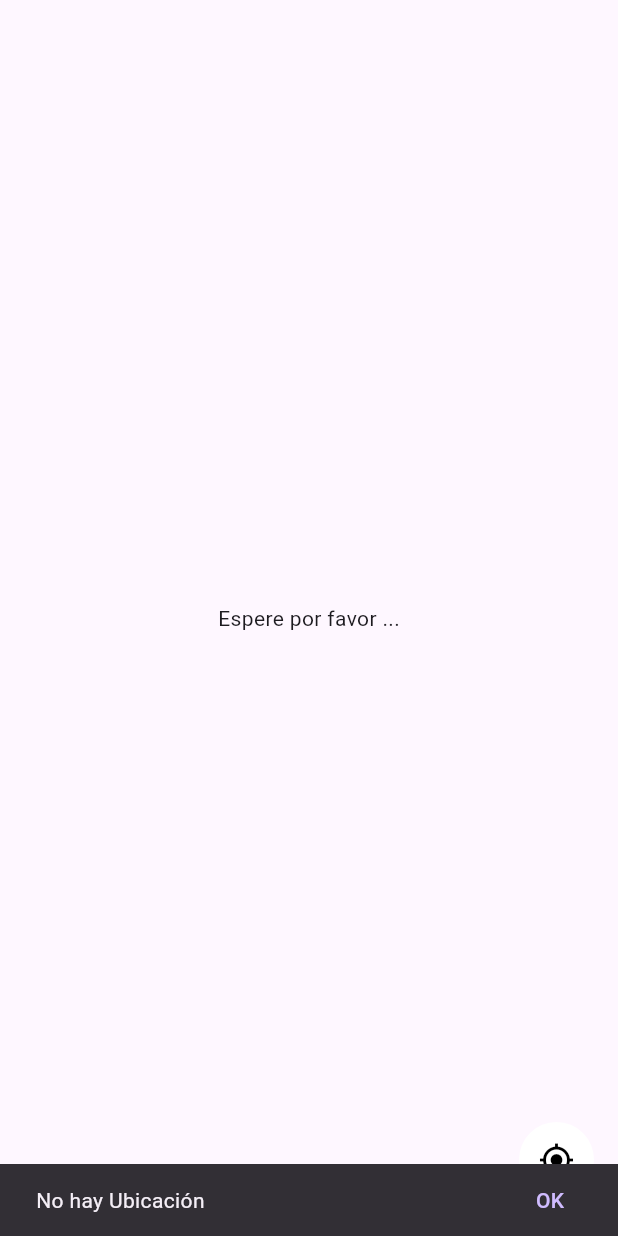
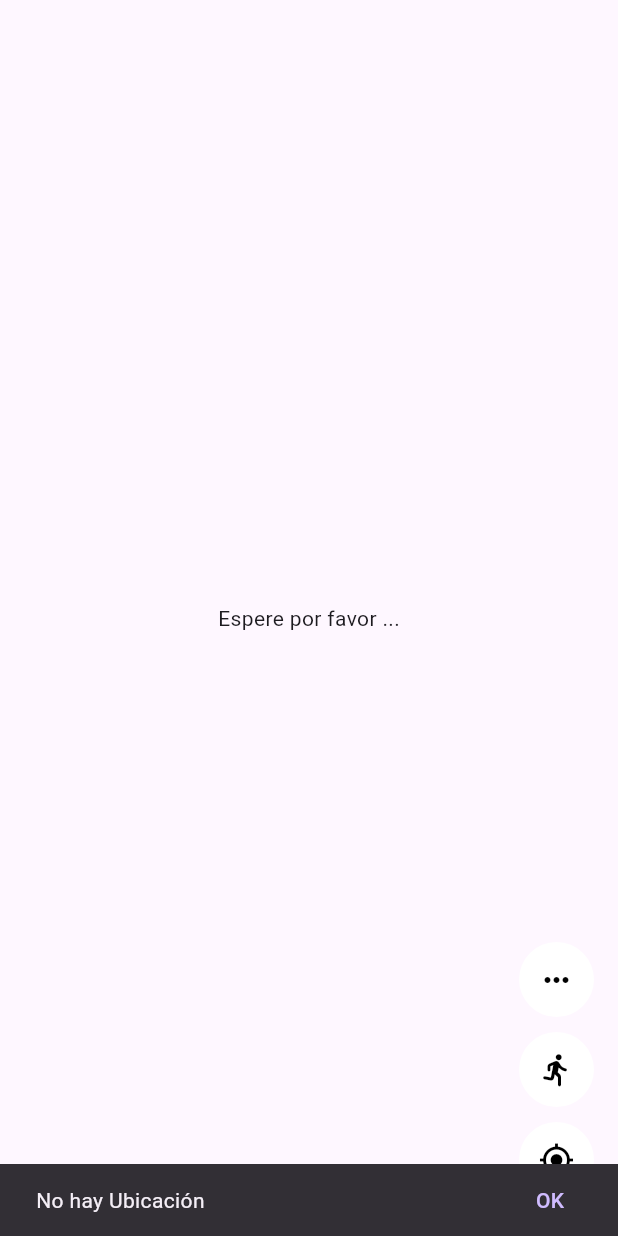
Before and after one commit to elojaa6/MapBloc, a Flutter app: the screen it shows after launch, after a tap on the "my location" icon, on a phone screen of 412 x 824 dp. Run offline on Flutter 3.47's test engine with Material 3 defaults, Android fonts, the phone set to English and light mode, and no system bars; our stand-ins replace bloc, equatable, flutter_bloc, geolocator, google_maps_flutter, permission_handler.

Commit message:
seccion 19

```diff
--- a/lib/blocs/map/map_bloc.dart
+++ b/lib/blocs/map/map_bloc.dart
@@ -1,14 +1,48 @@
+import 'dart:async';
+
 import 'package:bloc/bloc.dart';
 import 'package:equatable/equatable.dart';
+import 'package:flutter/material.dart';
 import 'package:google_maps_flutter/google_maps_flutter.dart';
+import 'package:maps_app/blocs/blocs.dart';
 
 part 'map_event.dart';
 part 'map_state.dart';
 
 class MapBloc extends Bloc<MapEvent, MapState> {
+  final LocationBloc locationBloc;
   GoogleMapController? _mapController;
-  MapBloc() : super(const MapState()) {
+
+  StreamSubscription<LocationState>? locationStateSubscription;
+
+  MapBloc({
+    required this.locationBloc,
+  }) : super(const MapState()) {
     on<OnMapInitialzedEvent>(_onInitMap);
+
+    on<OnStartFollowingUserEvent>(_onStartFollowingUser);
+
+    on<OnStopFollowingUserEvent>(
+        (event, emit) => emit(state.copyWith(isFollowingUser: false)));
+
+    on<UpdateUserPolylineEvent>(_onPolylineNewPoint);
+
+    on<OnToggleUserRoute>(
+      (event, emit) => emit(state.copyWith(showMyRoute: !state.showMyRoute)),
+    );
+
+    locationStateSubscription = locationBloc.stream.listen(
+      (locationState) {
+        if (locationState.lastKnownLocation != null) {
+          add(UpdateUserPolylineEvent(locationState.myLocationsHistory));
+        }
+
+        if (!state.isFollowingUser) return;
+        if (locationState.lastKnownLocation == null) return;
+
+        moveCamera(locationState.lastKnownLocation!);
+      },
+    );
   }
 
   void _onInitMap(OnMapInitialzedEvent event, Emitter<MapState> emit) {
@@ -17,8 +51,38 @@ class MapBloc extends Bloc<MapEvent, MapState> {
     emit(state.copyWith(isMapInitialized: true));
   }
 
+  void _onStartFollowingUser(
+      OnStartFollowingUserEvent event, Emitter<MapState> emit) {
+    emit(state.copyWith(isFollowingUser: true));
+    if (locationBloc.state.lastKnownLocation == null) return;
+    moveCamera(locationBloc.state.lastKnownLocation!);
+  }
+
+  void _onPolylineNewPoint(
+      UpdateUserPolylineEvent event, Emitter<MapState> emit) {
+    final myRoute = Polyline(
+      polylineId: const PolylineId('myRoute'),
+      color: Colors.black,
+      width: 5,
+      startCap: Cap.roundCap,
+      endCap: Cap.roundCap,
+      points: event.userLocations,
+    );
+
+    final currentPolylines = Map<String, Polyline>.from(state.polylines);
+    currentPolylines['myRoute'] = myRoute;
+
+    emit(state.copyWith(polylines: currentPolylines));
+  }
+
   void moveCamera(LatLng newLocation) {
     final cameraUpdate = CameraUpdate.newLatLng(newLocation);
     _mapController?.animateCamera(cameraUpdate);
   }
+
+  @override
+  Future<void> close() {
+    locationStateSubscription?.cancel();
+    return super.close();
+  }
 }
--- a/lib/blocs/map/map_event.dart
+++ b/lib/blocs/map/map_event.dart
@@ -12,3 +12,15 @@ class OnMapInitialzedEvent extends MapEvent {
 
   const OnMapInitialzedEvent(this.controller);
 }
+
+class OnStopFollowingUserEvent extends MapEvent {}
+
+class OnStartFollowingUserEvent extends MapEvent {}
+
+class UpdateUserPolylineEvent extends MapEvent {
+  final List<LatLng> userLocations;
+
+  const UpdateUserPolylineEvent(this.userLocations);
+}
+
+class OnToggleUserRoute extends MapEvent {}
--- a/lib/blocs/map/map_state.dart
+++ b/lib/blocs/map/map_state.dart
@@ -3,26 +3,37 @@ part of 'map_bloc.dart';
 
 class MapState extends Equatable {
   final bool isMapInitialized;
-  final bool folloUser;
+  final bool isFollowingUser;
+  final bool showMyRoute;
+
+  final Map<String, Polyline> polylines;
 
   const MapState({
     this.isMapInitialized = false,
-    this.folloUser = false,
-  });
+    this.isFollowingUser = true,
+    this.showMyRoute = true,
+    Map<String, Polyline>? polylines,
+  }) : polylines = polylines ?? const {};
 
   MapState copyWith({
     bool? isMapInitialized,
-    bool? folloUser,
+    bool? isFollowingUser,
+    bool? showMyRoute,
+    Map<String, Polyline>? polylines,
   }) {
     return MapState(
       isMapInitialized: isMapInitialized ?? this.isMapInitialized,
-      folloUser: folloUser ?? this.folloUser,
+      isFollowingUser: isFollowingUser ?? this.isFollowingUser,
+      showMyRoute: showMyRoute ?? this.showMyRoute,
+      polylines: polylines ?? this.polylines,
     );
   }
 
   @override
   List<Object> get props => [
         isMapInitialized,
-        folloUser,
+        isFollowingUser,
+        showMyRoute,
+        polylines,
       ];
 }
--- a/lib/main.dart
+++ b/lib/main.dart
@@ -9,7 +9,7 @@ void main() {
       providers: [
         BlocProvider(create: (context) => GpsBloc()),
         BlocProvider(create: (context) => LocationBloc()),
-        BlocProvider(create: (context) => MapBloc()),
+        BlocProvider(create: (context) => MapBloc(locationBloc: BlocProvider.of<LocationBloc>(context))),
       ],
       child: const MapsApp(),
     ),
--- a/lib/screens/map_screen.dart
+++ b/lib/screens/map_screen.dart
@@ -1,6 +1,7 @@
 import 'package:flutter/material.dart';
 import 'package:flutter_bloc/flutter_bloc.dart';
-import 'package:maps_app/blocs/location/location_bloc.dart';
+import 'package:google_maps_flutter/google_maps_flutter.dart';
+import 'package:maps_app/blocs/blocs.dart';
 import 'package:maps_app/views/views.dart';
 import 'package:maps_app/widgets/widgets.dart';
 
@@ -33,21 +34,31 @@ class _MapScreenState extends State<MapScreen> {
   Widget build(BuildContext context) {
     return Scaffold(
       body: BlocBuilder<LocationBloc, LocationState>(
-        builder: (context, state) {
-          if (state.lastKnownLocation == null) {
+        builder: (context, locationState) {
+          if (locationState.lastKnownLocation == null) {
             return const Center(
               child: Text('Espere por favor ...'),
             );
+          }
+
+          return BlocBuilder<MapBloc, MapState>(
+            builder: (context, state) {
+              Map<String, Polyline> polylines = Map.from(state.polylines);
+              if (!state.showMyRoute) {
+                polylines.removeWhere((key, value) => key == 'myRoute');
               }
 
               return SingleChildScrollView(
                 child: Stack(
                   children: [
                     MapView(
-                  initialLocation: state.lastKnownLocation!,
+                      initialLocation: locationState.lastKnownLocation!,
+                      polylines: polylines.values.toSet(),
                     ),
                   ],
                 ),
+              );
+            },
           );
         },
       ),
@@ -55,6 +66,8 @@ class _MapScreenState extends State<MapScreen> {
       floatingActionButton: const Column(
         mainAxisAlignment: MainAxisAlignment.end,
         children: [
+          BtnToggleUserRoute(),
+          BtnFollowUser(),
           BtnCurrentLocation(),
         ],
       ),
--- /dev/null
+++ b/lib/widgets/btn_follow_user.dart
@@ -0,0 +1,34 @@
+import 'package:flutter/material.dart';
+import 'package:flutter_bloc/flutter_bloc.dart';
+import 'package:maps_app/blocs/blocs.dart';
+
+class BtnFollowUser extends StatelessWidget {
+  const BtnFollowUser({super.key});
+
+  @override
+  Widget build(BuildContext context) {
+    final mapBloc = context.watch<MapBloc>();
+    return Container(
+      margin: const EdgeInsets.only(bottom: 10.0),
+      child: CircleAvatar(
+        backgroundColor: Colors.white,
+        maxRadius: 25.0,
+        child: BlocBuilder<MapBloc, MapState>(
+          builder: (context, state) {
+            return IconButton(
+              onPressed: () {
+                mapBloc.add(OnStartFollowingUserEvent());
+              },
+              icon: Icon(
+                state.isFollowingUser
+                    ? Icons.directions_run_rounded
+                    : Icons.hail_rounded,
+                color: Colors.black,
+              ),
+            );
+          },
+        ),
+      ),
+    );
+  }
+}
--- /dev/null
+++ b/lib/widgets/btn_toggle_user_route.dart
@@ -0,0 +1,28 @@
+import 'package:flutter/material.dart';
+import 'package:flutter_bloc/flutter_bloc.dart';
+import 'package:maps_app/blocs/blocs.dart';
+
+class BtnToggleUserRoute extends StatelessWidget {
+  const BtnToggleUserRoute({super.key});
+
+  @override
+  Widget build(BuildContext context) {
+    final mapBloc = context.watch<MapBloc>();
+    return Container(
+      margin: const EdgeInsets.only(bottom: 10.0),
+      child: CircleAvatar(
+        backgroundColor: Colors.white,
+        maxRadius: 25.0,
+        child: IconButton(
+          onPressed: () {
+            mapBloc.add(OnToggleUserRoute());
+          },
+          icon: const Icon(
+            Icons.more_horiz_rounded,
+            color: Colors.black,
+          ),
+        ),
+      ),
+    );
+  }
+}
--- a/lib/widgets/widgets.dart
+++ b/lib/widgets/widgets.dart
@@ -1 +1,3 @@
 export 'btn_location.dart';
+export 'btn_follow_user.dart';
+export 'btn_toggle_user_route.dart';
```
Also changed, not shown: lib/views/map_view.dart (+10 -1 lines). Lines whose indentation alone changed are shown as unchanged.
